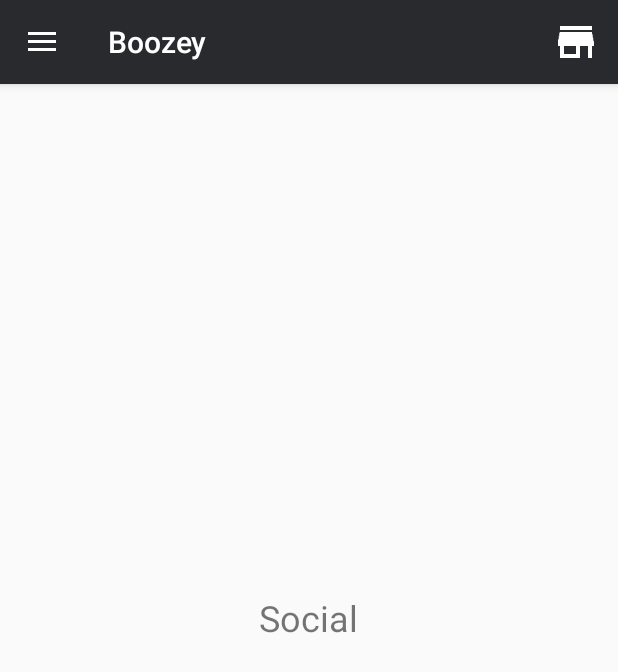
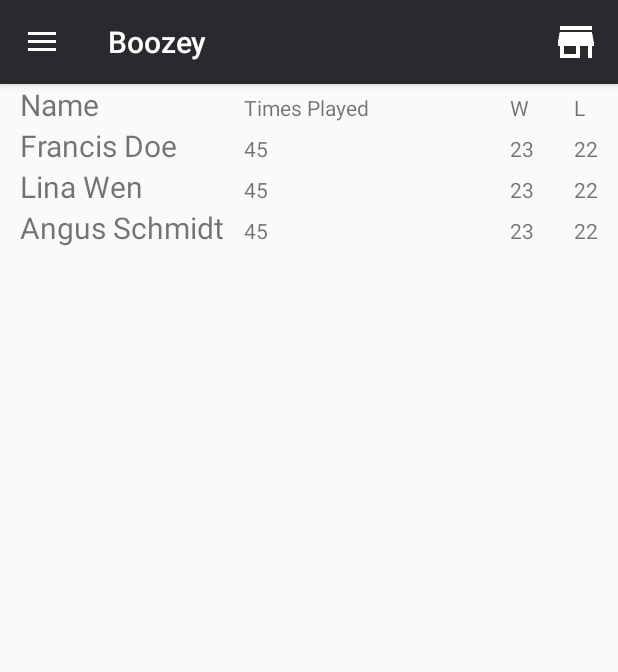
Before and after one commit to NulliSecundus/Boozey, an Android app: the screen it shows after launch (main), in the side drawer, after a tap on "Social", on a phone screen of 412 x 824 dp. Shown: the top 672 px of the screen. Run offline under Robolectric (Android 15) with nearby library versions, the phone set to English and light mode, and no system bars.

Commit message:
added skeleton for social page

```diff
--- a/app/src/main/res/layout/social_screen.xml
+++ b/app/src/main/res/layout/social_screen.xml
@@ -1,13 +1,164 @@
 <?xml version="1.0" encoding="utf-8"?>
-<RelativeLayout xmlns:android="http://schemas.android.com/apk/res/android"
-    android:layout_width="match_parent" android:layout_height="match_parent">
+<TableLayout xmlns:android="http://schemas.android.com/apk/res/android"
+    xmlns:app="http://schemas.android.com/apk/res-auto"
+    xmlns:tools="http://schemas.android.com/tools"
+    android:layout_width="wrap_content"
+    android:layout_height="match_parent"
+    android:stretchColumns="1"
+    android:layout_marginLeft="6pt"
+    android:layout_marginTop="?android:attr/actionBarSize">
 
-    <TextView
-        android:id="@+id/textView"
-        android:layout_width="wrap_content"
-        android:layout_height="wrap_content"
-        android:layout_centerHorizontal="true"
-        android:layout_centerVertical="true"
-        android:text="Social"
-        android:textSize="24sp" />
-</RelativeLayout>
+    <TableRow
+        android:layout_width="match_parent"
+        android:layout_height="match_parent"
+        android:orientation="vertical">
+
+        <TextView
+            android:id="@+id/sort_name"
+            android:layout_width="wrap_content"
+            android:layout_height="wrap_content"
+            android:clickable="true"
+            android:text="Name"
+            android:textSize="20sp" />
+
+        <TextView
+            android:id="@+id/sort_timesplayed"
+            android:layout_width="wrap_content"
+            android:layout_height="wrap_content"
+            android:clickable="true"
+            android:paddingLeft="6pt"
+            android:paddingRight="6pt"
+            android:text="Times Played" />
+
+        <TextView
+            android:id="@+id/sort_win"
+            android:layout_width="wrap_content"
+            android:layout_height="wrap_content"
+            android:clickable="true"
+            android:paddingLeft="6pt"
+            android:paddingRight="6pt"
+            android:text="W" />
+
+        <TextView
+            android:id="@+id/sort_lose"
+            android:layout_width="wrap_content"
+            android:layout_height="wrap_content"
+            android:clickable="true"
+            android:paddingLeft="6pt"
+            android:paddingRight="6pt"
+            android:text="L" />
+
+
+    </TableRow>
+
+    <TableRow
+        android:layout_width="match_parent"
+        android:layout_height="match_parent"
+        android:orientation="vertical">
+
+        <TextView
+            android:id="@+id/friend1_name"
+            android:layout_width="wrap_content"
+            android:layout_height="wrap_content"
+            android:text="Francis Doe"
+            android:textSize="20sp" />
+
+        <TextView
+            android:layout_width="wrap_content"
+            android:layout_height="wrap_content"
+            android:paddingLeft="6pt"
+            android:paddingRight="6pt"
+            android:text="45" />
+
+        <TextView
+            android:layout_width="wrap_content"
+            android:layout_height="wrap_content"
+            android:paddingLeft="6pt"
+            android:paddingRight="6pt"
+            android:text="23" />
+
+        <TextView
+            android:layout_width="wrap_content"
+            android:layout_height="wrap_content"
+            android:paddingLeft="6pt"
+            android:paddingRight="6pt"
+            android:text="22" />
+
+
+    </TableRow>
+
+    <TableRow
+        android:layout_width="match_parent"
+        android:layout_height="match_parent"
+        android:orientation="vertical">
+
+        <TextView
+            android:id="@+id/friend2_name"
+            android:layout_width="wrap_content"
+            android:layout_height="wrap_content"
+            android:text="Lina Wen"
+            android:textSize="20sp" />
+
+        <TextView
+            android:layout_width="wrap_content"
+            android:layout_height="wrap_content"
+            android:paddingLeft="6pt"
+            android:paddingRight="6pt"
+            android:text="45" />
+
+        <TextView
+            android:layout_width="wrap_content"
+            android:layout_height="wrap_content"
+            android:paddingLeft="6pt"
+            android:paddingRight="6pt"
+            android:text="23" />
+
+        <TextView
+            android:layout_width="wrap_content"
+            android:layout_height="wrap_content"
+            android:paddingLeft="6pt"
+            android:paddingRight="6pt"
+            android:text="22" />
+
+
+    </TableRow>
+
+    <TableRow
+        android:layout_width="match_parent"
+        android:layout_height="match_parent"
+        android:orientation="vertical">
+
+        <TextView
+            android:id="@+id/Notification"
+            android:layout_width="wrap_content"
+            android:layout_height="wrap_content"
+            android:text="Angus Schmidt"
+            android:textSize="20sp" />
+
+        <TextView
+            android:layout_width="wrap_content"
+            android:layout_height="wrap_content"
+            android:paddingLeft="6pt"
+            android:paddingRight="6pt"
+            android:text="45" />
+
+        <TextView
+            android:id="@+id/textView3"
+            android:layout_width="wrap_content"
+            android:layout_height="wrap_content"
+            android:paddingLeft="6pt"
+            android:paddingRight="6pt"
+            android:text="23" />
+
+        <TextView
+            android:id="@+id/textView4"
+            android:layout_width="wrap_content"
+            android:layout_height="wrap_content"
+            android:paddingLeft="6pt"
+            android:paddingRight="6pt"
+            android:text="22" />
+
+
+    </TableRow>
+
+</TableLayout>
--- a/build.gradle
+++ b/build.gradle
@@ -5,7 +5,7 @@ buildscript {
         jcenter()
     }
     dependencies {
-        classpath 'com.android.tools.build:gradle:2.3.3'
+        classpath 'com.android.tools.build:gradle:3.0.0'
 
         // NOTE: Do not place your application dependencies here; they belong
         // in the individual module build.gradle files
```
Also changed, not shown: gradle/wrapper/gradle-wrapper.properties.
